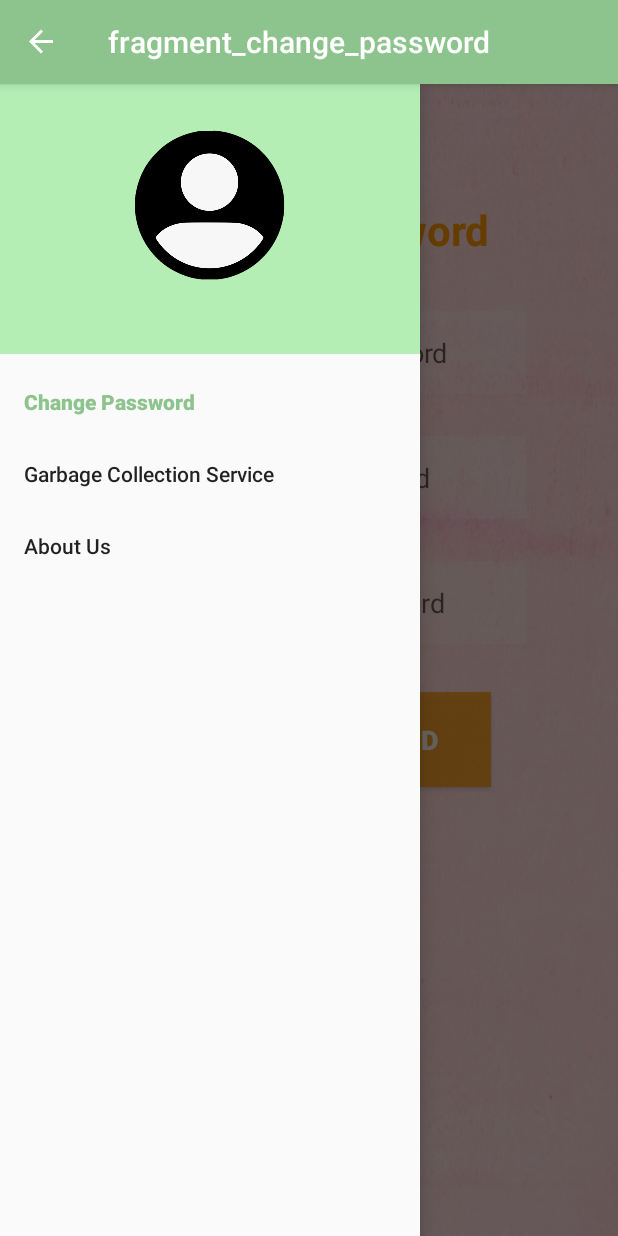
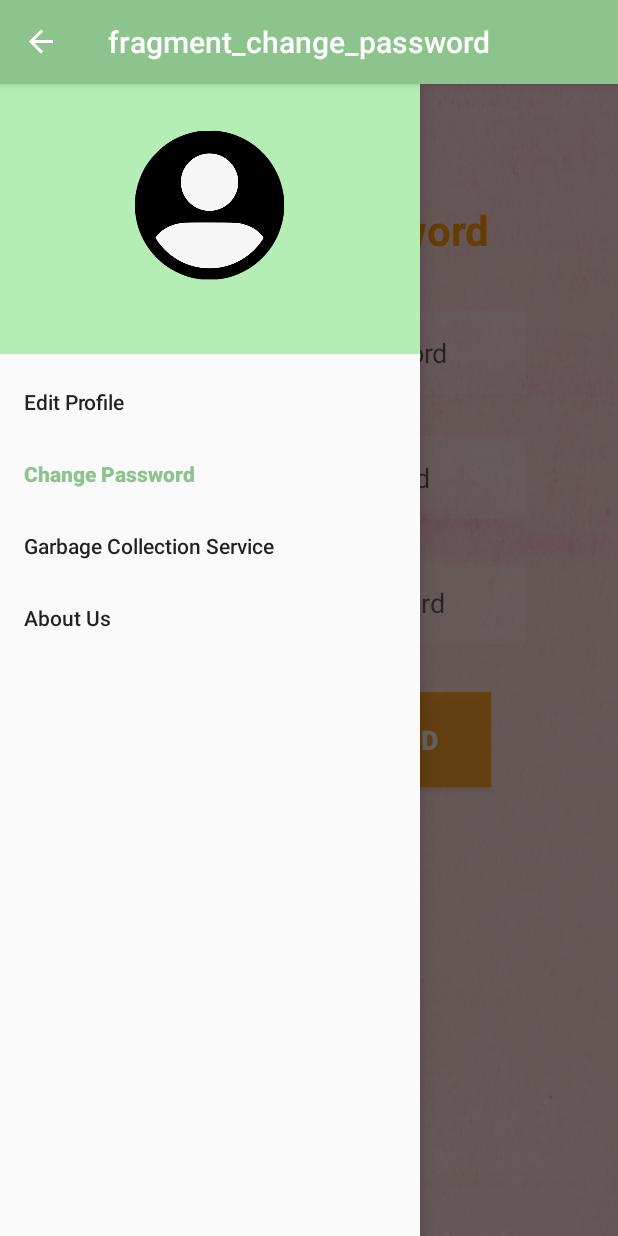
Before and after one commit to weiyu98/Menu, an Android app: the ChangePassword screen opened through its navigation route, with the side drawer open, on a phone screen of 412 x 824 dp. Run offline under Robolectric (Android 15) with nearby library versions, the phone set to English and light mode, and no system bars; our stand-ins replace data binding, navigation-ui; Roboto replaces fonts that are not available here.

Commit message:
initial commit

```diff
--- a/app/src/main/java/com/example/menu/EditProfile.kt
+++ b/app/src/main/java/com/example/menu/EditProfile.kt
@@ -43,7 +43,7 @@ class EditProfile : Fragment() {
         edit_button.setOnClickListener {
             if (editemail.text.toString().isNotEmpty()) {
                 if (editaddress.text.toString().isNotEmpty()) {
-                    handler.editProfile(editusername.text.toString(), editemail.text.toString(), editaddress.text.toString())
+                    handler.editProfile(userID, editemail.text.toString(), editaddress.text.toString())
                     Toast.makeText(activity, "Edit Profile Successful", Toast.LENGTH_SHORT).show()
                 }else {
                     Toast.makeText(activity, "Address cannot be empty", Toast.LENGTH_SHORT).show()
--- a/app/src/main/java/com/example/menu/Main2Activity.kt
+++ b/app/src/main/java/com/example/menu/Main2Activity.kt
@@ -46,12 +46,12 @@ class Main2Activity : AppCompatActivity() {
                 } else
                     Toast.makeText(this, "Username cannot be empty", Toast.LENGTH_SHORT).show()
             }
-
             textView5.setOnClickListener{
                 setContentView(R.layout.fragment_login)
                 loginToMenu()
             }
         }
+
         loginToMenu()
     }
 
@@ -61,6 +61,7 @@ class Main2Activity : AppCompatActivity() {
                 if (handler.userLogin(login_username.text.toString(), login_pass.text.toString())) {
                     Toast.makeText(this, "Login Successful", Toast.LENGTH_SHORT).show()
                     GlobalVariable.userID = login_username.text.toString()
+                    GlobalVariable.LoginPassword = login_pass.text.toString()
                     startActivity(Intent(this, MainActivity::class.java))
                     finish()
                 } else {
--- a/app/src/main/res/layout/nav_header.xml
+++ b/app/src/main/res/layout/nav_header.xml
@@ -11,13 +11,14 @@
     android:theme="@style/ThemeOverlay.AppCompat.Dark">
 
     <ImageView
-        android:id="@+id/editProfile"
+        android:id="@+id/profilePic"
         android:layout_width="130dp"
         android:layout_height="112dp"
         android:layout_marginStart="8dp"
         android:layout_marginTop="8dp"
         android:layout_marginEnd="8dp"
         android:layout_marginBottom="18dp"
+        android:contentDescription="@string/user_profile"
         android:scaleType="fitCenter"
         app:layout_constraintBottom_toBottomOf="parent"
         app:layout_constraintEnd_toEndOf="parent"
@@ -31,18 +32,17 @@
         android:id="@+id/afterUsername"
         android:layout_width="wrap_content"
         android:layout_height="wrap_content"
-        android:layout_marginTop="8dp"
-        android:layout_marginEnd="240dp"
+        android:layout_marginTop="4dp"
         android:layout_weight="1"
         android:fontFamily="fantasy"
         android:includeFontPadding="true"
         android:text=""
+        android:textAlignment="center"
+        android:textColor="@android:color/holo_orange_dark"
         android:textSize="18sp"
-        app:layout_constraintBottom_toBottomOf="parent"
+        android:textStyle="bold"
         app:layout_constraintEnd_toEndOf="parent"
-        app:layout_constraintHorizontal_bias="0.918"
         app:layout_constraintStart_toStartOf="parent"
-        app:layout_constraintTop_toBottomOf="@+id/editProfile"
-        app:layout_constraintVertical_bias="0.0" />
+        app:layout_constraintTop_toBottomOf="@+id/profilePic" />
 
 </androidx.constraintlayout.widget.ConstraintLayout>
--- a/app/src/main/res/menu/nav_menu.xml
+++ b/app/src/main/res/menu/nav_menu.xml
@@ -1,5 +1,9 @@
 <?xml version="1.0" encoding="utf-8"?>
 <menu xmlns:android="http://schemas.android.com/apk/res/android">
+
+    <item
+        android:id="@+id/editProfile"
+        android:title="@string/edit_profile"/>
     <item
         android:id="@+id/changePassword"
         android:title="@string/Change_Password"/>
--- a/app/src/main/res/values/strings.xml
+++ b/app/src/main/res/values/strings.xml
@@ -25,7 +25,7 @@
     <string name="editemail">Email</string>
     <string name="editusername">User Name</string>
     <string name="editaddress">Address</string>
-    <string name="edit">Edit</string>
+    <string name="edit">Save</string>
     <string name="password">Enter Password</string>
     <string name="username">Enter Username</string>
     <string name="cancel">Cancel</string>
@@ -46,4 +46,5 @@
     <string name="editcurrentpass">Current Password</string>
     <string name="garbage_collection_service">Garbage Collection Service</string>
     <string name="edit_profile">Edit Profile</string>
+    <string name="user_profile">User Profile</string>
 </resources>
```
Also changed, not shown: app/src/main/java/com/example/menu/AccDatabase.kt (+20 -11 lines), app/src/main/java/com/example/menu/ChangePassword.kt (+4 -3 lines), app/src/main/java/com/example/menu/MainActivity.kt (+1 -6 lines), app/src/main/res/layout/fragment_change_password.xml (+5 -3 lines).
